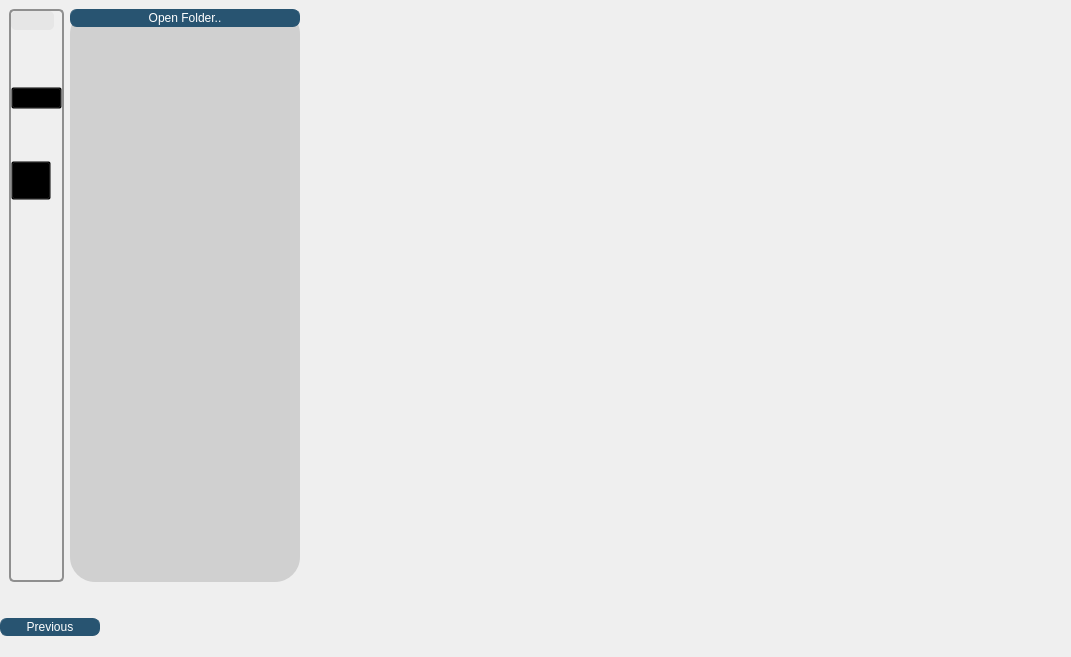
First picture: the form in quest_planning/gui/results_page/ui/results.ui, repository sandialabs/quest_planning, before the edit.
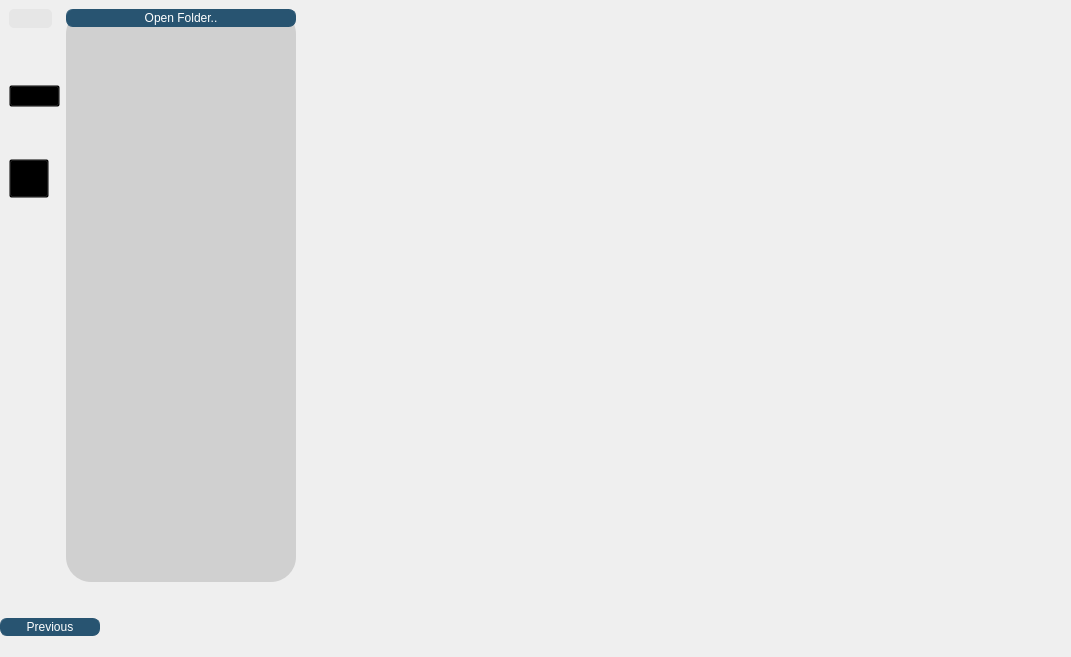
Second picture: the form after the edit. Icons and pictures are not drawn. Custom widgets are drawn as their Qt base class.

Diff of the .ui file:
```diff
--- a/quest_planning/gui/results_page/ui/results.ui
+++ b/quest_planning/gui/results_page/ui/results.ui
@@ -51,9 +51,9 @@
        <widget class="QFrame" name="frame_3">
         <property name="styleSheet">
          <string notr="true">QFrame {
-	border: 2px solid #8f8f8f;
+	border: 10px;
 	border-radius: 5px;
-	background-color: rgba(140, 140, 140, .5);
+	background-color: rgba(140, 140, 140, .3);
 
 }
 QPushButton {
@@ -203,6 +203,12 @@
              <height>32</height>
             </size>
            </property>
+           <property name="checkable">
+            <bool>true</bool>
+           </property>
+           <property name="autoExclusive">
+            <bool>true</bool>
+           </property>
           </widget>
          </item>
          <item alignment="Qt::AlignLeft">
```
Left out of the diff: 10 changed lines with no effect on the pictures.
